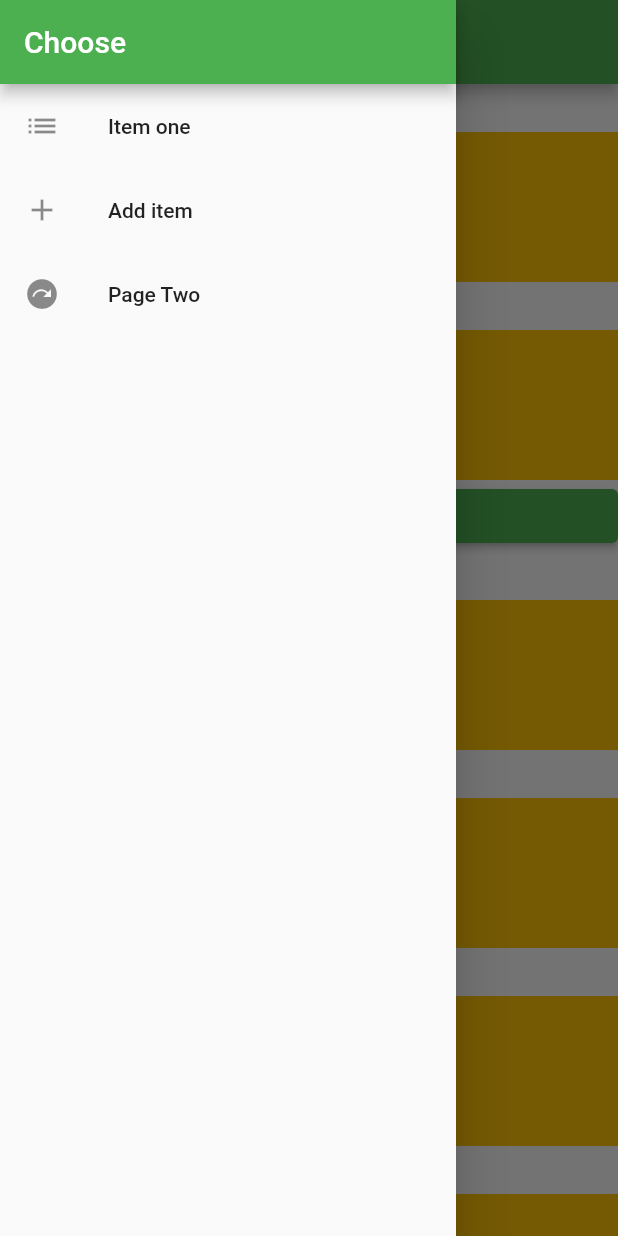
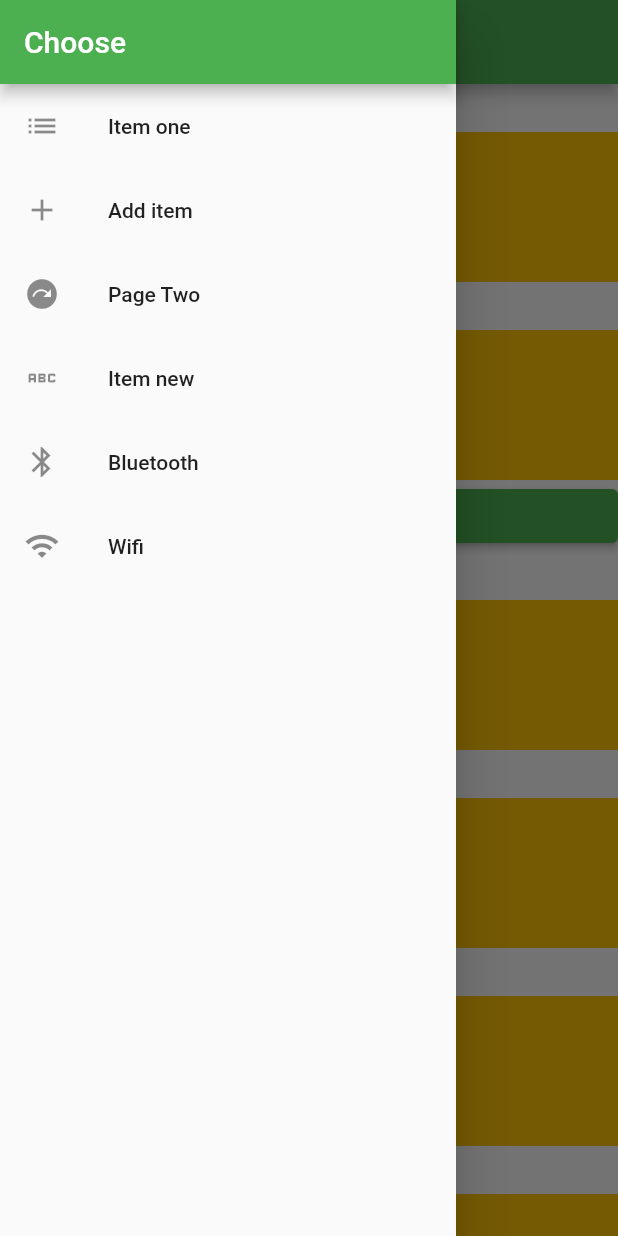
Before and after one commit to muzahidul190/first_flutter_app, a Flutter app: the screen it shows after launch, with the side drawer open, on a phone screen of 412 x 824 dp. Run offline on Flutter 3.47's test engine with Material 2 defaults, Android fonts, the phone set to English and light mode, and no system bars.

Commit message:
drawer multiple items

```diff
--- a/lib/main.dart
+++ b/lib/main.dart
@@ -51,6 +51,19 @@ class MyHomePage extends StatelessWidget {
               leading: Icon(Icons.next_plan),
               title: Text('Page Two'),
             ),
+            const ListTile(
+              leading: Icon(Icons.abc),
+              title: Text('Item new'),
+            ),
+            const ListTile(
+              leading: Icon(Icons.bluetooth),
+              title: Text('Bluetooth'),
+            ),
+            const ListTile(
+              leading: Icon(Icons.wifi),
+              title: Text('Wifi'),
+            ),
+
           ],
         ),
       ),
```
